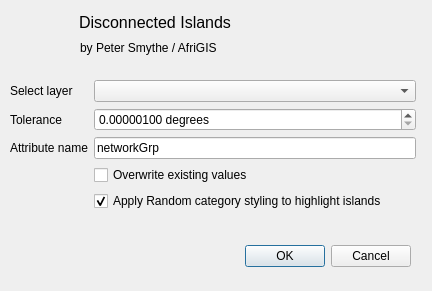
petersmythe/disconnected-islands, file disconnected_islands_dialog_base.ui: the form before one commit.
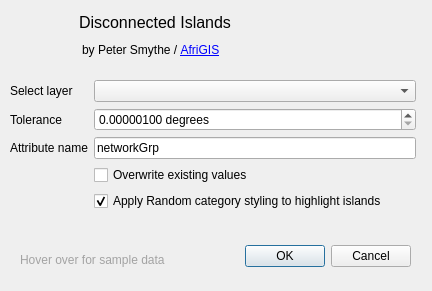
The form after the commit. Icons and pictures are not drawn.

Commit message: Added sample data, improved documentation and messageBar

The edit to the form file:
```diff
--- a/disconnected_islands_dialog_base.ui
+++ b/disconnected_islands_dialog_base.ui
@@ -29,20 +29,7 @@
     <set>QDialogButtonBox::Cancel|QDialogButtonBox::Ok</set>
    </property>
   </widget>
-  <widget class="QLabel" name="label">
-   <property name="geometry">
-    <rect>
-     <x>80</x>
-     <y>40</y>
-     <width>151</width>
-     <height>16</height>
-    </rect>
-   </property>
-   <property name="text">
-    <string>by Peter Smythe / AfriGIS</string>
-   </property>
-  </widget>
-  <widget class="QWidget" name="">
+  <widget class="QWidget" name="layoutWidget">
    <property name="geometry">
     <rect>
      <x>10</x>
@@ -74,7 +61,7 @@
     </item>
    </layout>
   </widget>
-  <widget class="QWidget" name="">
+  <widget class="QWidget" name="layoutWidget">
    <property name="geometry">
     <rect>
      <x>10</x>
@@ -166,6 +153,40 @@
     </item>
    </layout>
   </widget>
+  <widget class="QLabel" name="labelAfriGIS">
+   <property name="geometry">
+    <rect>
+     <x>82</x>
+     <y>40</y>
+     <width>161</width>
+     <height>20</height>
+    </rect>
+   </property>
+   <property name="text">
+    <string>&lt;html&gt;&lt;head/&gt;&lt;body&gt;&lt;p&gt;by Peter Smythe / &lt;a href=&quot;https://www.afrigis.co.za&quot;&gt;&lt;span style=&quot; text-decoration: underline; color:#0000ff;&quot;&gt;AfriGIS&lt;/span&gt;&lt;/a&gt;&lt;/p&gt;&lt;/body&gt;&lt;/html&gt;</string>
+   </property>
+   <property name="openExternalLinks">
+    <bool>true</bool>
+   </property>
+  </widget>
+  <widget class="QLabel" name="label_6">
+   <property name="geometry">
+    <rect>
+     <x>20</x>
+     <y>250</y>
+     <width>171</width>
+     <height>20</height>
+    </rect>
+   </property>
+   <property name="toolTip">
+    <string>&lt;html&gt;&lt;head/&gt;&lt;body&gt;&lt;p&gt;Please find sample data in your plugins directory: ~/.qgis2/python/plugins/disconnected-islands/sample data/islands.shp&lt;/p&gt;&lt;/body&gt;&lt;/html&gt;</string>
+   </property>
+   <property name="text">
+    <string>&lt;html&gt;&lt;head/&gt;&lt;body&gt;&lt;p&gt;&lt;span style=&quot; color:#a3a3a3;&quot;&gt;Hover over for sample data&lt;/span&gt;&lt;/p&gt;&lt;/body&gt;&lt;/html&gt;</string>
+   </property>
+  </widget>
+  <zorder>layoutWidget</zorder>
+  <zorder>layoutWidget</zorder>
   <zorder>button_box</zorder>
   <zorder>layerComboBox</zorder>
   <zorder>label_icon</zorder>
```
Left out of the diff: 13 changed lines with no effect on the pictures. The commit also changes 9 other files.
